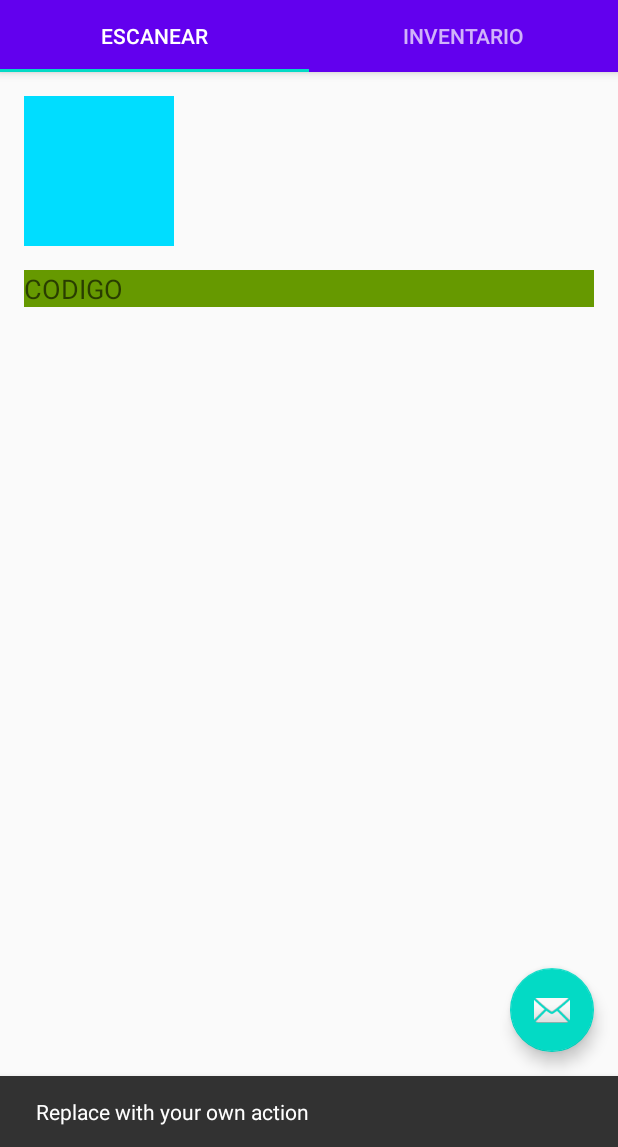
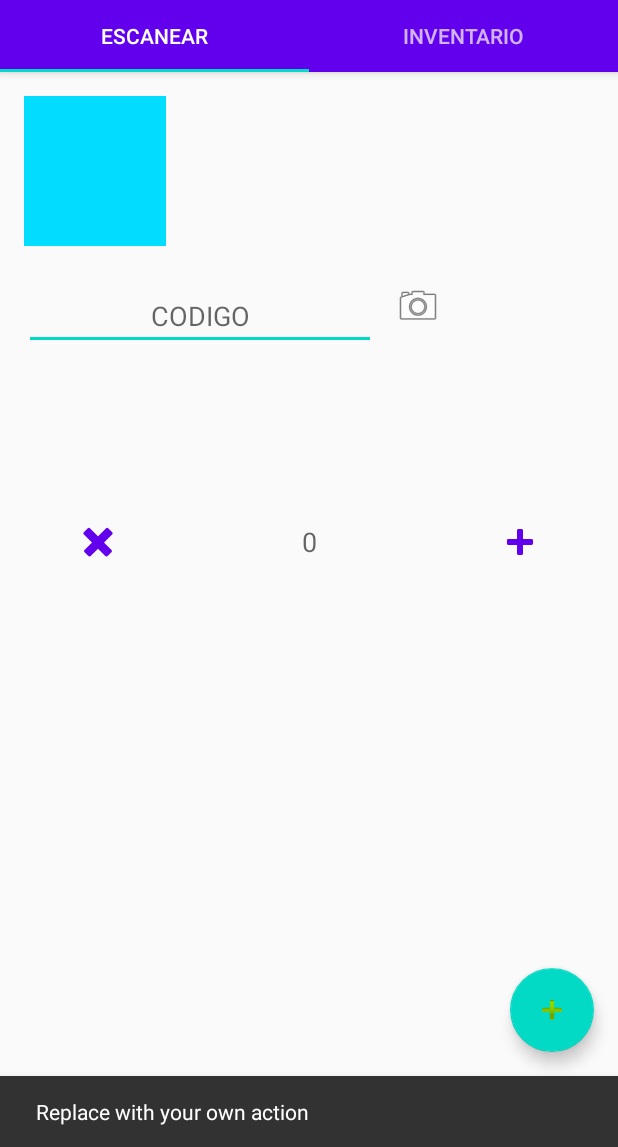
Before and after one commit to Adrian39/InventoryManager, an Android app: the MainActivity screen opened directly, with no data from a screen before it, after a tap on an icon or button, on a phone screen of 412 x 824 dp, the part 89-1236 px from its top. Run offline under Robolectric (Android 15) with nearby library versions, the phone set to English and light mode, and no system bars; 1 statement that could not run was skipped.

Commit message:
Product TextView added

```diff
--- a/app/src/main/res/layout/activity_main.xml
+++ b/app/src/main/res/layout/activity_main.xml
@@ -40,5 +40,5 @@
         android:layout_height="wrap_content"
         android:layout_gravity="bottom|end"
         android:layout_margin="@dimen/fab_margin"
-        app:srcCompat="@android:drawable/ic_dialog_email" />
+        app:srcCompat="@android:drawable/ic_input_add" />
 </androidx.coordinatorlayout.widget.CoordinatorLayout>
--- a/app/src/main/res/layout/fragment_main.xml
+++ b/app/src/main/res/layout/fragment_main.xml
@@ -7,34 +7,115 @@
     android:layout_height="match_parent"
     tools:context=".ui.main.PlaceholderFragment">
 
+
+    <LinearLayout
+        android:id="@+id/productDescriptionLayout"
+        android:layout_width="match_parent"
+        android:layout_height="wrap_content"
+        app:layout_constraintStart_toStartOf="parent"
+        app:layout_constraintTop_toTopOf="parent"
+        android:weightSum="4"
+        >
+
         <ImageView
             android:id="@+id/pictureView"
-        android:layout_width="100dp"
+            android:layout_width="0dp"
             android:layout_height="100dp"
             android:layout_marginStart="16dp"
             android:layout_marginTop="16dp"
             android:background="@android:color/holo_blue_bright"
             app:layout_constraintStart_toStartOf="parent"
             app:layout_constraintTop_toTopOf="parent"
-        android:contentDescription="TODO">
+            android:layout_weight="1"
+            android:contentDescription="TODO"/>
+        <TextView
+            android:layout_width="wrap_content"
+            android:layout_height="wrap_content"
+            android:layout_marginStart="16dp"
+            android:layout_marginTop="16dp"
+            android:layout_weight="2"
+            />
 
-    </ImageView>
+    </LinearLayout>
+
+
+<LinearLayout
+    android:id="@+id/barcodeLayout"
+    android:layout_width="match_parent"
+    android:layout_height="wrap_content"
+    android:gravity="start"
+    android:orientation="horizontal"
+    android:weightSum="3"
+    app:layout_constraintLeft_toLeftOf="@id/productDescriptionLayout"
+    app:layout_constraintTop_toBottomOf="@id/productDescriptionLayout"
+    android:layout_marginTop="24dp"
+    >
 
     <EditText
         android:id="@+id/barcodeEditText"
+android:layout_weight="2"
+        android:layout_height="wrap_content"
+        android:layout_marginStart="16dp"
+        android:hint="@string/mainActivity_textEdit_placeHolder"
+        android:inputType="number"
+        tools:ignore="LabelFor"
+        android:autofillHints=""
+        android:textAlignment="center"
+        android:layout_width="0dp" />
+
+    <ImageButton
+        android:layout_width="32dp"
+        android:layout_height="32dp"
+        app:layout_constraintLeft_toRightOf="@+id/barcodeEditText"
+        app:layout_constraintTop_toTopOf="@id/barcodeEditText"
+        android:layout_marginLeft="12dp"
+        android:background="@android:color/transparent"
+        android:src="@android:drawable/ic_menu_camera"
+
+
+        >
+    </ImageButton>
+
+</LinearLayout>
+
+    <LinearLayout
         android:layout_width="match_parent"
-        android:layout_height="wrap_content"
-        android:layout_marginStart="@dimen/activity_horizontal_margin"
-        app:layout_constraintTop_toBottomOf="@+id/pictureView"
-        app:layout_constraintLeft_toLeftOf="@+id/pictureView"
-        android:layout_marginTop="16dp"
-        android:layout_marginEnd="16dp"
-        android:background="@android:color/holo_green_dark"
-        android:hint="@string/mainActivity_textEdit_placeHolder"
-        android:inputType="text"
-        tools:ignore="LabelFor"
-        android:autofillHints="" />
+        android:layout_height="128dp"
+        android:weightSum="3"
 
+        app:layout_constraintLeft_toLeftOf="@+id/barcodeLayout"
+        app:layout_constraintTop_toBottomOf="@+id/barcodeLayout"
+        android:layout_marginTop="64dp"
+
+        >
+<ImageButton
+    android:id="@+id/minusButton"
+    android:layout_width="0dp"
+    android:layout_height="match_parent"
+    android:src="@android:drawable/ic_delete"
+    android:background="@android:color/transparent"
+    android:tint="@color/colorPrimary"
+    android:layout_weight="1"/>
+<EditText
+    android:id="@+id/amountTextEdit"
+    android:layout_width="20dp"
+    android:layout_height="match_parent"
+    android:background="@android:color/transparent"
+    android:inputType="number"
+    android:hint="@string/mainActivity_amountTextEdit_placeHolder"
+    android:textAlignment="center"
+    android:layout_weight="1"/>
+        <ImageButton
+            android:id="@+id/plusButton"
+            android:layout_width="0dp"
+            android:layout_height="match_parent"
+            android:src="@android:drawable/ic_input_add"
+            android:tint="@color/colorPrimary"
+            android:background="@android:color/transparent"
+            android:layout_weight="1"
+            />
+
+    </LinearLayout>
 
 
 
--- a/app/src/main/res/values/strings.xml
+++ b/app/src/main/res/values/strings.xml
@@ -13,4 +13,5 @@
     <string name="tab_text_1">Escanear</string>
     <string name="tab_text_2">Inventario</string>
     <string name="mainActivity_textEdit_placeHolder">CODIGO</string>
+    <string name="mainActivity_amountTextEdit_placeHolder">0</string>
 </resources>
```
Lines whose indentation alone changed are shown as unchanged.
